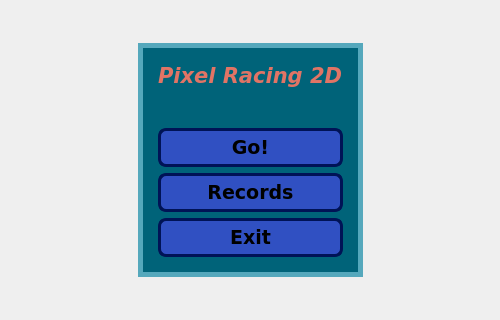
moevm/gui-1h2018-21, file GUI2/mainmenuwindow.ui: the form before one commit.
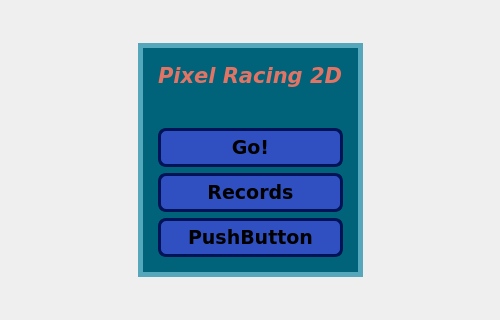
The form after the commit.

Patch:
```diff
--- a/GUI2/mainmenuwindow.ui
+++ b/GUI2/mainmenuwindow.ui
@@ -196,7 +196,6 @@
              <family>Bitstream Vera Sans</family>
              <pointsize>14</pointsize>
              <weight>75</weight>
-             <italic>false</italic>
              <bold>true</bold>
             </font>
            </property>
@@ -204,7 +203,7 @@
             <cursorShape>PointingHandCursor</cursorShape>
            </property>
            <property name="text">
-            <string>Exit</string>
+            <string>PushButton</string>
            </property>
           </widget>
          </item>
```
Left out of the diff: 6 changed lines with no effect on the pictures.
